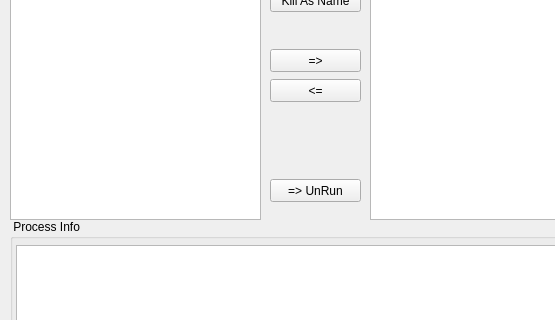
Before: the Qt Designer form affl_GUI/widget.ui in Red-Eyed/application-firewall-for-linux, drawn with Qt 5; both pictures show x 0 to 555 and y 131 to 451 of the 640 by 711 pixel window.
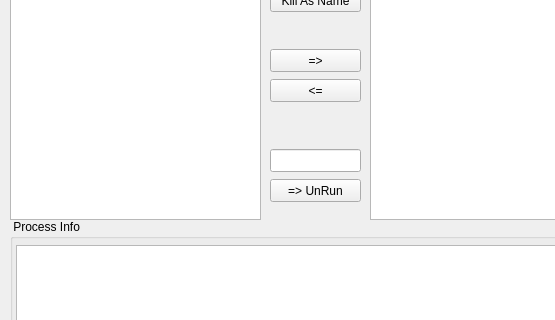
After: the same form once the commit is applied.

Commit message: Добавлена функция uRun

What changed in the file:
```diff
--- a/affl_GUI/widget.ui
+++ b/affl_GUI/widget.ui
@@ -339,6 +339,16 @@
     <string>TextLabel</string>
    </property>
   </widget>
+  <widget class="QLineEdit" name="lineEdit_UnRun">
+   <property name="geometry">
+    <rect>
+     <x>270</x>
+     <y>280</y>
+     <width>91</width>
+     <height>23</height>
+    </rect>
+   </property>
+  </widget>
  </widget>
  <layoutdefault spacing="6" margin="11"/>
  <resources/>
```
The commit also changes 2 other files.
